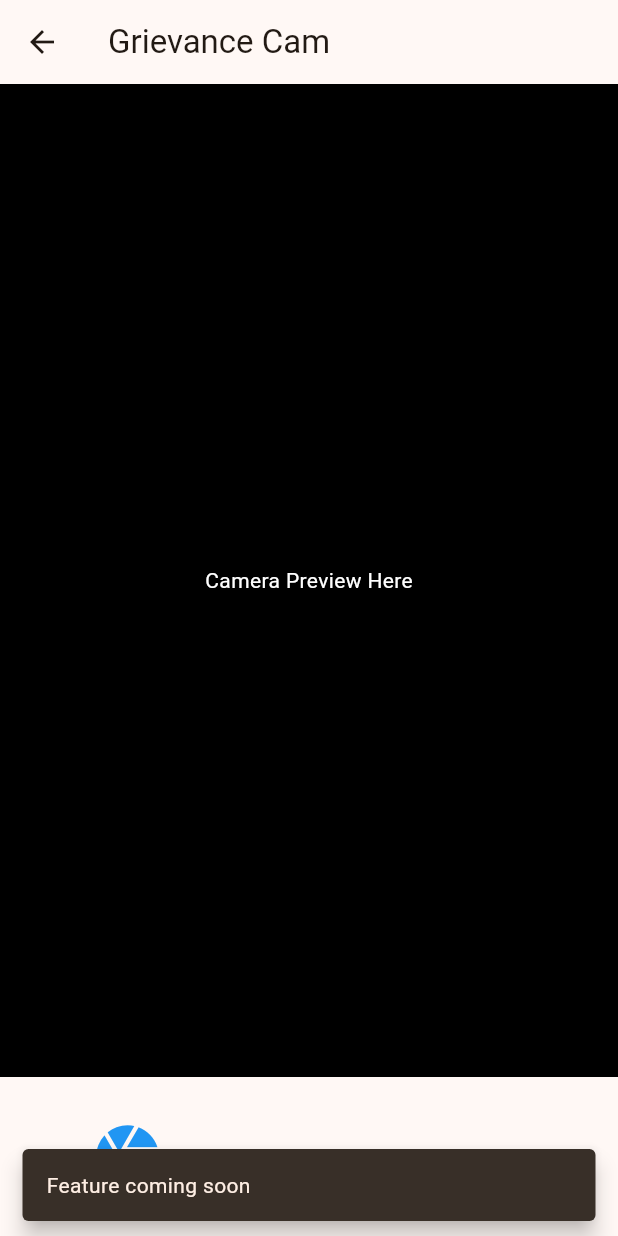
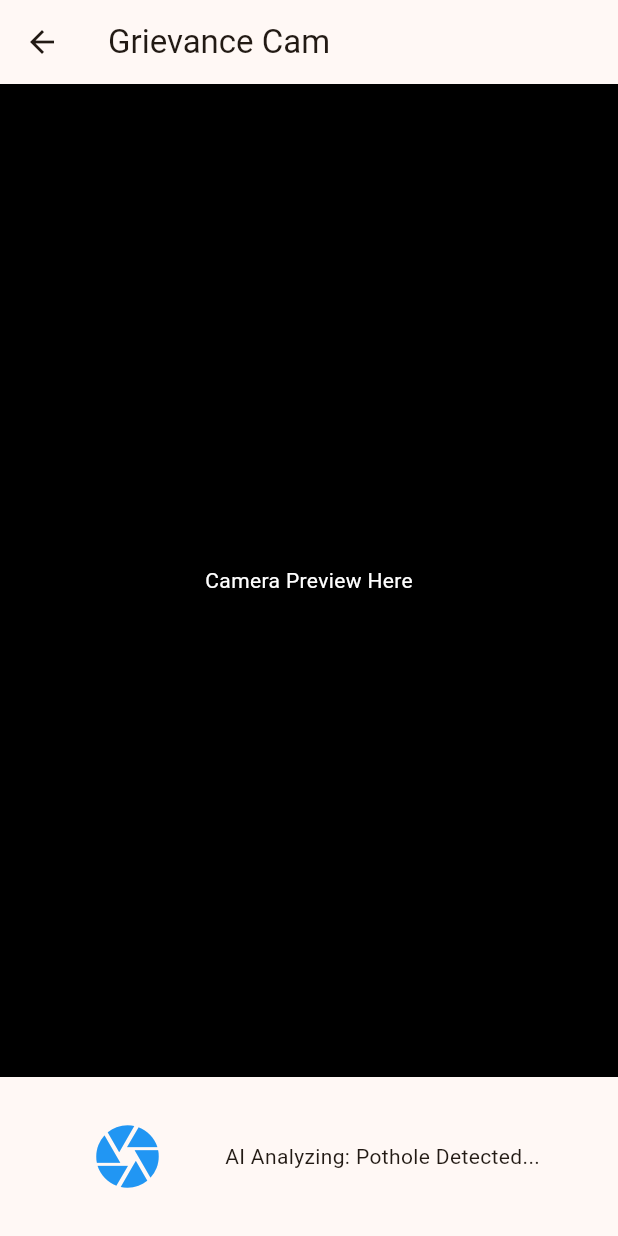
Before and after one commit to shadowcleets-new/CivicOS, a Flutter app: the GrievanceScreen screen opened directly, after a tap on the "camera" icon, on a phone screen of 412 x 824 dp. Run offline on Flutter 3.47's test engine with Material 3 defaults, Android fonts, the phone set to English and light mode, and no system bars.

```diff
--- a/frontend/lib/screens/grievance_screen.dart
+++ b/frontend/lib/screens/grievance_screen.dart
@@ -24,14 +24,7 @@ class GrievanceScreen extends StatelessWidget {
               mainAxisAlignment: MainAxisAlignment.spaceEvenly,
               children: [
                 IconButton(
-                  onPressed: () {
-                    ScaffoldMessenger.of(context).showSnackBar(
-                      const SnackBar(
-                        content: Text('Feature coming soon'),
-                        behavior: SnackBarBehavior.floating,
-                      ),
-                    );
-                  },
+                  onPressed: () {},
                   tooltip: 'Capture grievance photo',
                   icon: const Icon(Icons.camera, size: 50, color: Colors.blue)
                 ),
```
